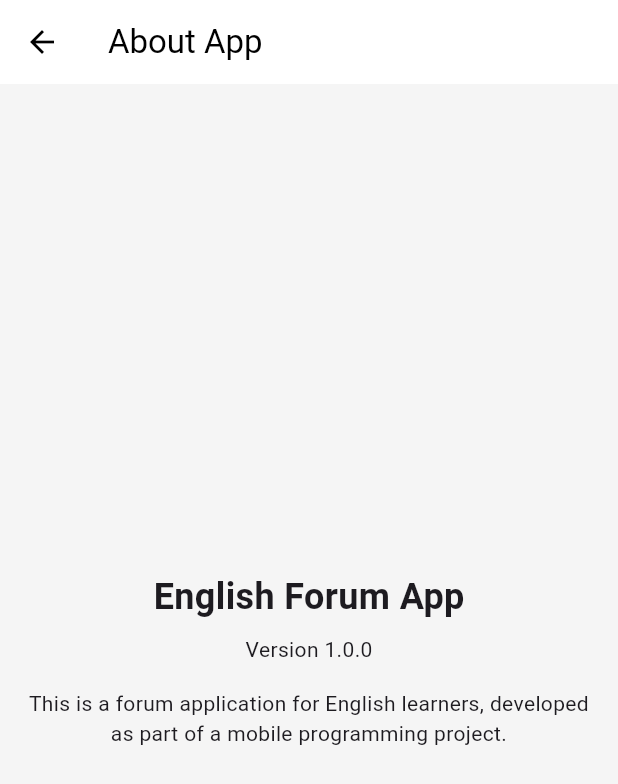
After one commit to aduoke33/2025_LTTBDD_N05_Nhom_4, a Flutter app: the SettingsScreen screen opened by its route, scrolled down 434 dp, after a tap on "About App", on a phone screen of 412 x 824 dp. The commit adds this screen. Shown: the top 784 px of the screen. Run offline on Flutter 3.47's test engine with Material 3 defaults, Android fonts, the phone set to English and light mode, and no system bars.

Commit message:
add about section and logout

```diff
--- /dev/null
+++ b/lib/screens/about_screen.dart
@@ -0,0 +1,33 @@
+import 'package:flutter/material.dart';
+
+class AboutScreen extends StatelessWidget {
+  const AboutScreen({super.key});
+
+  @override
+  Widget build(BuildContext context) {
+    return Scaffold(
+      appBar: AppBar(title: const Text('About App')),
+      body: const Center(
+        child: Padding(
+          padding: EdgeInsets.all(16.0),
+          child: Column(
+            mainAxisAlignment: MainAxisAlignment.center,
+            children: [
+              Text(
+                'English Forum App',
+                style: TextStyle(fontSize: 24, fontWeight: FontWeight.bold),
+              ),
+              SizedBox(height: 8),
+              Text('Version 1.0.0'),
+              SizedBox(height: 16),
+              Text(
+                'This is a forum application for English learners, developed as part of a mobile programming project.',
+                textAlign: TextAlign.center,
+              ),
+            ],
+          ),
+        ),
+      ),
+    );
+  }
+}
--- a/lib/screens/settings_screen.dart
+++ b/lib/screens/settings_screen.dart
@@ -1,4 +1,6 @@
 import 'package:flutter/material.dart';
+import 'about_screen.dart';
+import 'login_screen.dart';
 
 class SettingsScreen extends StatefulWidget {
   const SettingsScreen({super.key});
@@ -15,9 +17,7 @@ class _SettingsScreenState extends State<SettingsScreen> {
   @override
   Widget build(BuildContext context) {
     return Scaffold(
-      appBar: AppBar(
-        title: const Text('Settings'),
-      ),
+      appBar: AppBar(title: const Text('Settings')),
       body: ListView(
         children: [
           // Account Section
@@ -128,6 +128,35 @@ class _SettingsScreenState extends State<SettingsScreen> {
             onTap: () {},
           ),
           const Divider(),
+
+          // About Section
+          _buildSectionHeader('About'),
+          _buildListTile(
+            icon: Icons.info_outline,
+            title: 'About App',
+            subtitle: 'Version 1.0.0',
+            onTap: () {
+              Navigator.of(context).push(
+                MaterialPageRoute(builder: (context) => const AboutScreen()),
+              );
+            },
+          ),
+          _buildListTile(
+            icon: Icons.help_outline,
+            title: 'Help & Support',
+            onTap: () {},
+          ),
+          const Divider(),
+
+          // Logout
+          ListTile(
+            leading: const Icon(Icons.logout, color: Colors.red),
+            title: const Text('Logout', style: TextStyle(color: Colors.red)),
+            onTap: () {
+              _showLogoutDialog();
+            },
+          ),
+          const SizedBox(height: 20),
         ],
       ),
     );
@@ -161,4 +190,31 @@ class _SettingsScreenState extends State<SettingsScreen> {
       onTap: onTap,
     );
   }
+
+  void _showLogoutDialog() {
+    showDialog(
+      context: context,
+      builder: (context) => AlertDialog(
+        title: const Text('Logout'),
+        content: const Text('Are you sure you want to logout?'),
+        actions: [
+          TextButton(
+            onPressed: () => Navigator.of(context).pop(),
+            child: const Text('Cancel'),
+          ),
+          TextButton(
+            onPressed: () {
+              Navigator.of(context).pop(); // Close dialog
+              Navigator.of(context).pushAndRemoveUntil(
+                MaterialPageRoute(builder: (context) => const LoginScreen()),
+                (route) => false, // Remove all previous routes
+              );
+            },
+            style: TextButton.styleFrom(foregroundColor: Colors.red),
+            child: const Text('Logout'),
+          ),
+        ],
+      ),
+    );
+  }
 }
```
